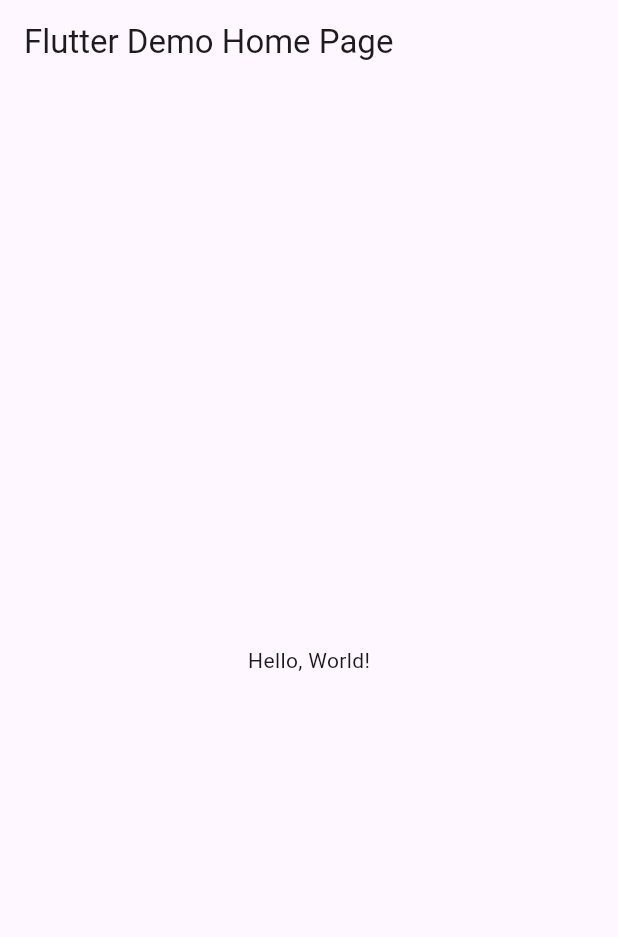
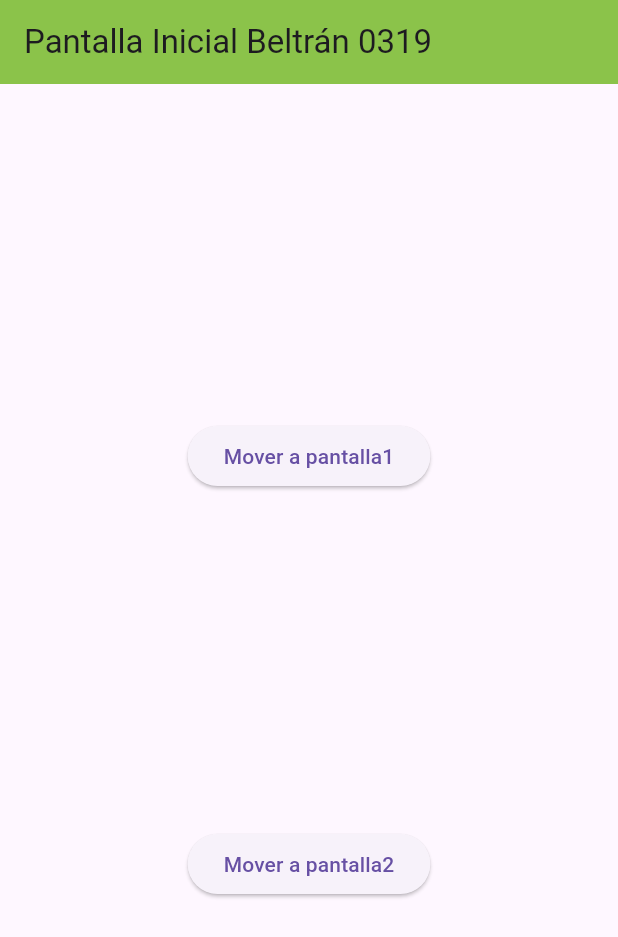
Before and after one commit to BeltranJ128/p15-Rutasv2-0319, a Flutter app: the screen it shows after launch, on a phone screen of 412 x 824 dp. Shown: the top 937 px of the screen. Run offline on Flutter 3.47's test engine with Material 3 defaults, Android fonts, the phone set to English and light mode, and no system bars.

```diff
--- a/lib/main.dart
+++ b/lib/main.dart
@@ -1,43 +1,23 @@
 import 'package:flutter/material.dart';
+import 'package:beltran0319/pantalla2_0319.dart';
+import 'package:beltran0319/pantalla1_0319.dart';
+import 'package:beltran0319/pantallainicial_0319.dart';
 
-void main() => runApp(MyApp());
+void main() => runApp(MiApp0319());
 
-class MyApp extends StatelessWidget {
-  const MyApp({super.key});
-  // This widget is the root of your application.
+class MiApp0319 extends StatelessWidget {
+  const MiApp0319({Key? key}) : super(key: key);
+
   @override
   Widget build(BuildContext context) {
     return MaterialApp(
-      // Application name
-      title: 'Flutter Hello World',
-      // Application theme data, you can set the colors for the application as
-      // you want
-      theme: ThemeData(
-        // useMaterial3: true,
-        primarySwatch: Colors.blue,
-      ),
-      // A widget which will be started on application startup
-      home: MyHomePage(title: 'Flutter Demo Home Page'),
-    );
-  }
-}
-
-class MyHomePage extends StatelessWidget {
-  final String title;
-  const MyHomePage({super.key, required this.title});
-
-  @override
-  Widget build(BuildContext context) {
-    return Scaffold(
-      appBar: AppBar(
-        // The title text which will be shown on the action bar
-        title: Text(title),
-      ),
-      body: Center(
-        child: Text(
-          'Hello, World!',
-        ),
-      ),
-    );
-  }
-}
+      debugShowCheckedModeBanner: false,
+      initialRoute: "/",
+      routes: {
+        "/": (context) => Pantallainicial_0319(),
+        "/pantalla1_0319": (context) => Pantalla1_0319(),
+        "/pantalla2_0319": (context) => Pantalla2_0319(),
+      }, //rutas
+    ); //materialapp
+  } //fin widget
+} //fin de MiApp0319
--- /dev/null
+++ b/lib/pantalla1_0319.dart
@@ -0,0 +1,25 @@
+import 'package:flutter/material.dart';
+
+//Pantalla1_0319
+class Pantalla1_0319 extends StatelessWidget {
+  const Pantalla1_0319({Key? key}) : super(key: key);
+
+  @override
+  Widget build(BuildContext context) {
+    return Scaffold(
+      appBar: AppBar(
+        title: Text("Pantalla1 Beltrán 0319"),
+        backgroundColor: Colors.pinkAccent,
+      ),
+      body: Center(
+        child: Column(
+          children: [
+            Container(
+              child: Text("Beltrán EJEMPLO"),
+            )
+          ], //niños
+        ),
+      ),
+    );
+  }
+}
--- /dev/null
+++ b/lib/pantalla2_0319.dart
@@ -0,0 +1,27 @@
+import 'package:flutter/material.dart';
+
+//Pantalla2_0319
+class Pantalla2_0319 extends StatelessWidget {
+  const Pantalla2_0319({Key? key}) : super(key: key);
+
+  @override
+  Widget build(BuildContext context) {
+    return Scaffold(
+      appBar: AppBar(
+        title: Text("Pantalla2 Beltrán 0319"),
+        backgroundColor: Colors.amber,
+      ),
+      body: Center(
+        child: Column(
+          mainAxisAlignment: MainAxisAlignment.center,
+          children: [
+            ElevatedButton(
+              onPressed: () {}, //si presiona boton
+              child: Text("Pantalla"),
+            )
+          ],
+        ),
+      ),
+    );
+  } //widgets
+} //pantalla2
--- /dev/null
+++ b/lib/pantallainicial_0319.dart
@@ -0,0 +1,35 @@
+import 'package:flutter/material.dart';
+
+//Pantallainicial_0319
+class Pantallainicial_0319 extends StatelessWidget {
+  const Pantallainicial_0319({Key? key}) : super(key: key);
+
+  @override
+  Widget build(BuildContext context) {
+    return Scaffold(
+      appBar: AppBar(
+        title: Text("Pantalla Inicial Beltrán 0319"),
+        backgroundColor: Colors.lightGreen,
+      ),
+      body: Center(
+        child: Column(
+          mainAxisAlignment: MainAxisAlignment.spaceEvenly,
+          children: [
+            ElevatedButton(
+              onPressed: () {
+                Navigator.pushNamed(context, "/pantalla1_0319");
+              },
+              child: Text("Mover a pantalla1"),
+            ),
+            ElevatedButton(
+              onPressed: () {
+                Navigator.pushNamed(context, "/pantalla2_0319");
+              },
+              child: Text("Mover a pantalla2"),
+            ),
+          ], //niños widget
+        ),
+      ),
+    );
+  }
+}
```
